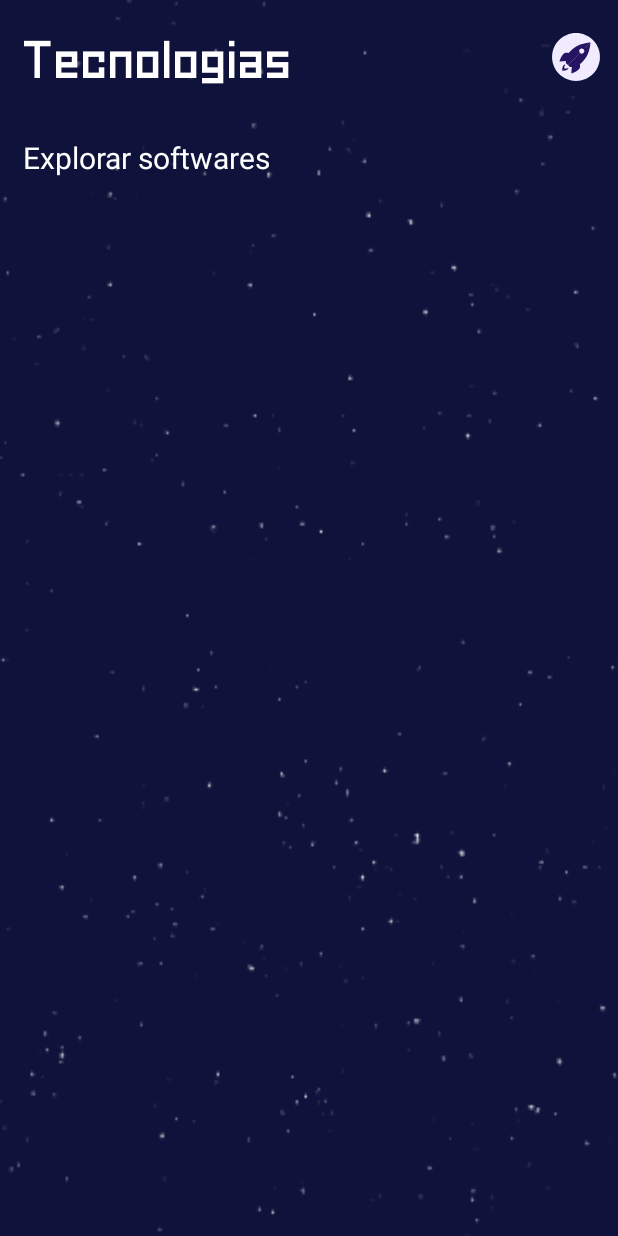
After one commit to artchier/AstroDream, an Android app: the SoftwaresFragment screen opened through its navigation route, on a phone screen of 412 x 824 dp. The commit adds this screen. Run offline under Robolectric (Android 15) with nearby library versions, the phone set to English and light mode, and no system bars.

Commit message:
Subindo fragments patentes, softwares, spinoffs e navigation

```diff
--- /dev/null
+++ b/app/src/main/java/com/example/astrodream/SoftwaresFragment.kt
@@ -0,0 +1,22 @@
+package com.example.astrodream
+
+import android.os.Bundle
+import androidx.fragment.app.Fragment
+import android.view.LayoutInflater
+import android.view.View
+import android.view.ViewGroup
+
+class SoftwaresFragment : Fragment() {
+    override fun onCreateView(
+        inflater: LayoutInflater, container: ViewGroup?,
+        savedInstanceState: Bundle?
+    ): View? {
+        return inflater.inflate(R.layout.fragment_softwares, container, false)
+    }
+
+    companion object {
+        fun newInstance() {
+
+        }
+    }
+}
--- a/app/src/main/java/com/example/astrodream/TechActivity.kt
+++ b/app/src/main/java/com/example/astrodream/TechActivity.kt
@@ -11,7 +11,7 @@ class TechActivity : AppCompatActivity() {
         super.onCreate(savedInstanceState)
         setContentView(R.layout.activity_tech)
 
-        tbUserConfig.title = ""
+        tbTech.title = ""
         setSupportActionBar(tbTech)
     }
 
--- a/app/src/main/java/com/example/astrodream/TechFragment.kt
+++ b/app/src/main/java/com/example/astrodream/TechFragment.kt
@@ -5,13 +5,33 @@ import androidx.fragment.app.Fragment
 import android.view.LayoutInflater
 import android.view.View
 import android.view.ViewGroup
+import androidx.navigation.fragment.findNavController
+import kotlinx.android.synthetic.main.fragment_tech.view.*
 
 class TechFragment : Fragment() {
     override fun onCreateView(
         inflater: LayoutInflater, container: ViewGroup?,
         savedInstanceState: Bundle?
     ): View? {
-        return inflater.inflate(R.layout.fragment_tech, container, false)
+        val view = inflater.inflate(R.layout.fragment_tech, container, false)
+
+        view.btnListarPatentes.setOnClickListener {
+            navigationFragments(R.id.action_techFragment_to_patentsFragment)
+        }
+
+        view.btnListarSoftwares.setOnClickListener {
+            navigationFragments(R.id.action_techFragment_to_softwaresFragment)
+        }
+
+        view.btnListarSpinoffs.setOnClickListener {
+            navigationFragments(R.id.action_techFragment_to_spinoffsFragment)
+        }
+
+        return view
+    }
+
+    fun navigationFragments(id: Int) {
+        findNavController().navigate(id)
     }
 
     companion object {
--- /dev/null
+++ b/app/src/main/res/layout/fragment_softwares.xml
@@ -0,0 +1,23 @@
+<?xml version="1.0" encoding="utf-8"?>
+<FrameLayout xmlns:android="http://schemas.android.com/apk/res/android"
+    xmlns:tools="http://schemas.android.com/tools"
+    android:layout_width="match_parent"
+    android:layout_height="match_parent"
+    tools:context=".SoftwaresFragment">
+
+    <LinearLayout
+        android:id="@+id/llPatents"
+        android:layout_width="match_parent"
+        android:layout_height="wrap_content"
+        android:orientation="vertical"
+        android:padding="15dp">
+
+        <com.google.android.material.textview.MaterialTextView
+            android:layout_width="wrap_content"
+            android:layout_height="wrap_content"
+            android:layout_marginBottom="30dp"
+            android:text="@string/explorar_softwares"
+            android:textSize="20sp"
+            android:textColor="@color/white"/>
+    </LinearLayout>
+</FrameLayout>
--- a/app/src/main/res/navigation/nav_tech.xml
+++ b/app/src/main/res/navigation/nav_tech.xml
@@ -9,5 +9,30 @@
         android:id="@+id/techFragment"
         android:name="com.example.astrodream.TechFragment"
         android:label="fragment_tech"
-        tools:layout="@layout/fragment_tech" />
+        tools:layout="@layout/fragment_tech" >
+        <action
+            android:id="@+id/action_techFragment_to_patentsFragment"
+            app:destination="@id/patentsFragment" />
+        <action
+            android:id="@+id/action_techFragment_to_softwaresFragment"
+            app:destination="@id/softwaresFragment" />
+        <action
+            android:id="@+id/action_techFragment_to_spinoffsFragment"
+            app:destination="@id/spinoffsFragment" />
+    </fragment>
+    <fragment
+        android:id="@+id/patentsFragment"
+        android:name="com.example.astrodream.PatentsFragment"
+        android:label="fragment_patents"
+        tools:layout="@layout/fragment_patents" />
+    <fragment
+        android:id="@+id/softwaresFragment"
+        android:name="com.example.astrodream.SoftwaresFragment"
+        android:label="fragment_softwares"
+        tools:layout="@layout/fragment_softwares" />
+    <fragment
+        android:id="@+id/spinoffsFragment"
+        android:name="com.example.astrodream.SpinoffsFragment"
+        android:label="fragment_spinoffs"
+        tools:layout="@layout/fragment_spinoffs" />
 </navigation>
```
Also changed, not shown: app/src/main/java/com/example/astrodream/PatentsFragment.kt (added, +24 -0 lines), app/src/main/java/com/example/astrodream/SpinoffsFragment.kt (added, +22 -0 lines), app/src/main/res/layout/fragment_patents.xml (added, +23 -0 lines), app/src/main/res/layout/fragment_spinoffs.xml (added, +23 -0 lines), app/src/main/res/layout/fragment_tech.xml (+4 -4 lines), app/src/main/res/values/strings.xml (+8 -0 lines).
